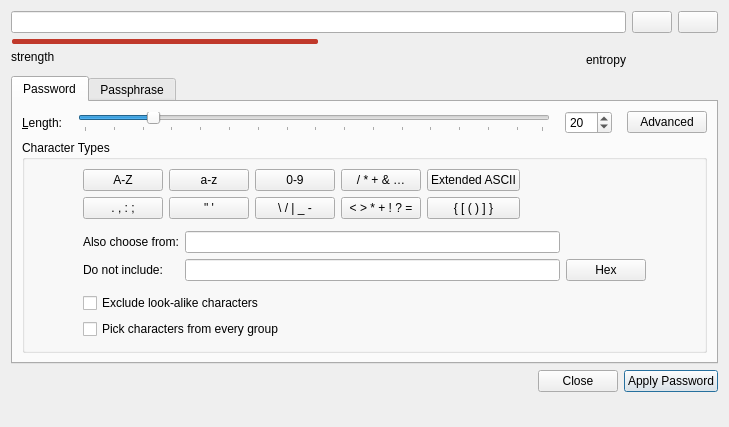
keepassxreboot/keepassxc, file src/gui/PasswordGeneratorWidget.ui: the form before one commit.
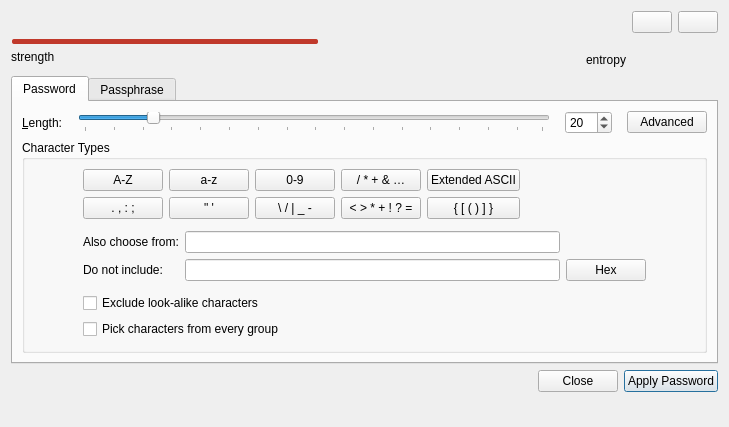
The form after the commit. Custom widgets are drawn as their Qt base class.

What changed in the file:
```diff
--- a/src/gui/PasswordGeneratorWidget.ui
+++ b/src/gui/PasswordGeneratorWidget.ui
@@ -87,9 +87,9 @@
       </layout>
      </item>
      <item row="0" column="0">
-      <widget class="PasswordWidget" name="editNewPassword">
+      <widget class="PasswordWidget" name="editNewPassword" native="true">
        <property name="sizePolicy">
-        <sizepolicy hsizetype="MinimumExpanding" vsizetype="Minimum">
+        <sizepolicy hsizetype="Preferred" vsizetype="Preferred">
          <horstretch>0</horstretch>
          <verstretch>0</verstretch>
         </sizepolicy>
@@ -991,7 +991,7 @@
  <customwidgets>
   <customwidget>
    <class>PasswordWidget</class>
-   <extends>QLineEdit</extends>
+   <extends>QWidget</extends>
    <header>gui/PasswordWidget.h</header>
    <container>1</container>
   </customwidget>
```
Left out of the diff: 3 changed lines with no effect on the pictures.
